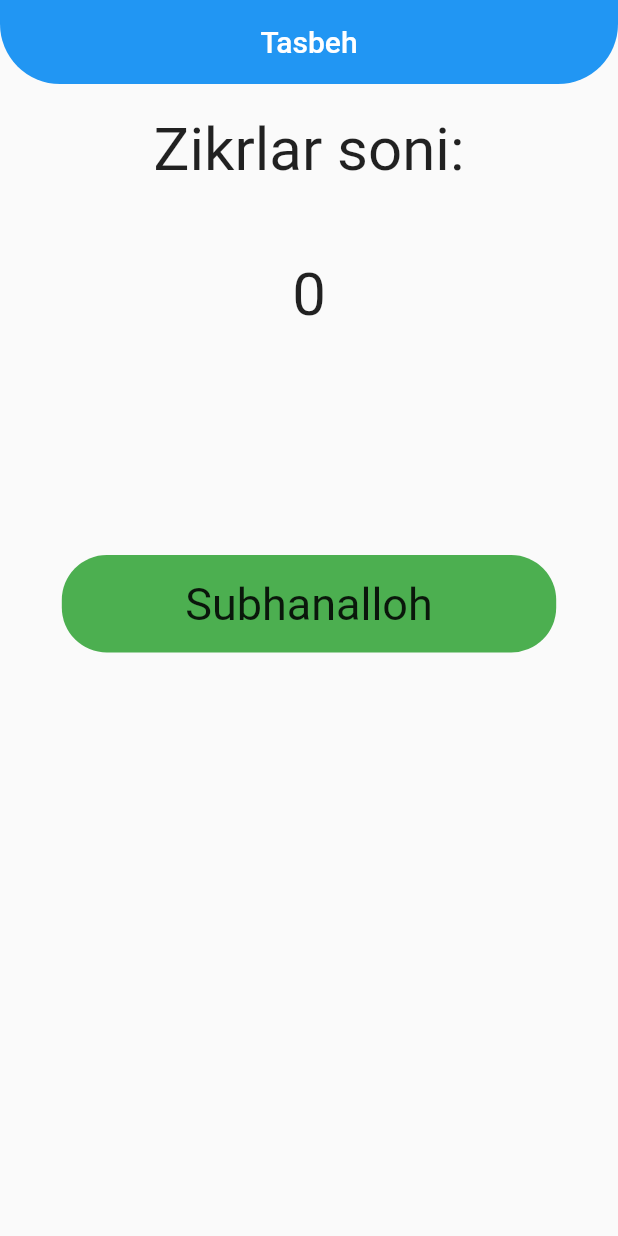
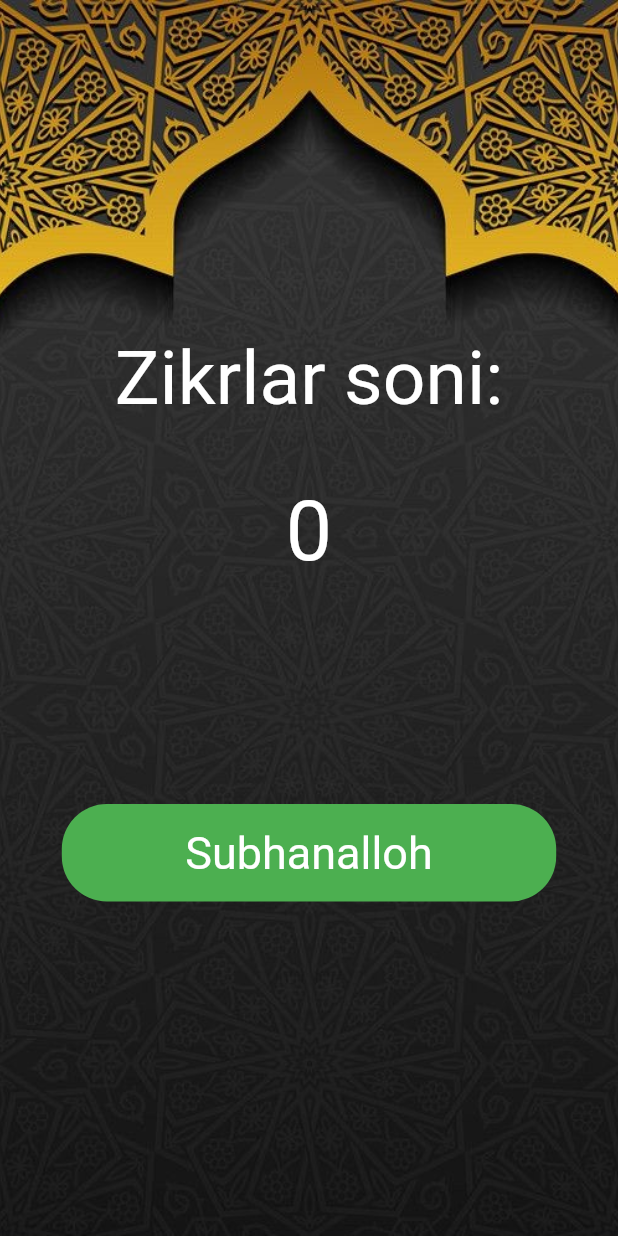
Before and after one commit to alimov18/tasbeh, a Flutter app: the screen it shows after launch, on a phone screen of 412 x 824 dp. Run offline on Flutter 3.47's test engine with Material 2 defaults, Android fonts, the phone set to English and light mode, and no system bars.

Commit message:
background o'zgardi

```diff
--- a/lib/main.dart
+++ b/lib/main.dart
@@ -1,4 +1,5 @@
 import 'package:flutter/material.dart';
+import 'package:flutter/services.dart';
 import 'package:tascounter/view/home_page.dart';
 
 void main(List<String> args) {
@@ -15,6 +16,8 @@ class myApp extends StatefulWidget {
 class _myAppState extends State<myApp> {
   @override
   Widget build(BuildContext context) {
+    SystemChrome.setSystemUIOverlayStyle(
+        const SystemUiOverlayStyle(statusBarColor: Colors.black));
     return MaterialApp(
       debugShowCheckedModeBanner: false,
       home: HomePage(),
--- a/lib/view/home_page.dart
+++ b/lib/view/home_page.dart
@@ -13,33 +13,29 @@ class _HomePageState extends State<HomePage> {
   @override
   Widget build(BuildContext context) {
     return Scaffold(
-      appBar: AppBar(
-        elevation: 0,
-        shape: const RoundedRectangleBorder(
-            borderRadius: BorderRadius.vertical(bottom: Radius.circular(40))),
-        title: const Center(
-          child: Text("Tasbeh"),
-        ),
-      ),
-      body: Center(
+      body: SafeArea(
+        child: Container(
+          decoration: const BoxDecoration(
+              image: DecorationImage(
+                  image: AssetImage('assets/back.jpg'), fit: BoxFit.cover)),
+          child: Center(
             child: Column(
+              crossAxisAlignment: CrossAxisAlignment.center,
+              mainAxisAlignment: MainAxisAlignment.center,
               children: [
-            const SizedBox(
-              height: 20,
-            ),
                 Center(
                     child: Column(
                   children: [
                     const Text(
                       "Zikrlar soni:",
-                  style: const TextStyle(fontSize: 40),
+                      style: TextStyle(fontSize: 50, color: Colors.white),
                     ),
                     const SizedBox(
-                  height: 50,
+                      height: 40,
                     ),
                     Text(
                       hisob.toString(),
-                  style: const TextStyle(fontSize: 40),
+                      style: const TextStyle(fontSize: 55, color: Colors.white),
                     ),
                   ],
                 )),
@@ -68,7 +64,7 @@ class _HomePageState extends State<HomePage> {
                     child: Center(
                       child: Text(
                         zikr,
-                    style: TextStyle(fontSize: 30),
+                        style: TextStyle(fontSize: 30, color: Colors.white),
                       ),
                     ),
                     decoration: BoxDecoration(
@@ -80,6 +76,8 @@ class _HomePageState extends State<HomePage> {
               ],
             ),
           ),
+        ),
+      ),
     );
   }
 }
--- a/pubspec.yaml
+++ b/pubspec.yaml
@@ -59,8 +59,8 @@ flutter:
   uses-material-design: true
 
   # To add assets to your application, add an assets section, like this:
-  # assets:
-  #   - images/a_dot_burr.jpeg
+  assets:
+    - assets/back.jpg
   #   - images/a_dot_ham.jpeg
 
   # An image asset can refer to one or more resolution-specific "variants", see
```
Also changed, not shown: assets/back.jpg (added). Lines whose indentation alone changed are shown as unchanged.
